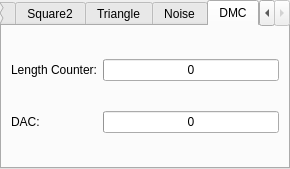
Before: the Qt Designer form debugger/apuinformationdialog.ui in christopherpow/nesicide, drawn with Qt 5.
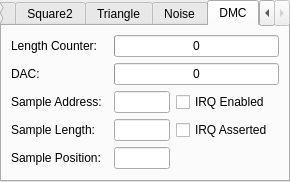
After: the same form once the commit is applied. The open tabs and pages were chosen to show the change.

```diff
--- a/debugger/apuinformationdialog.ui
+++ b/debugger/apuinformationdialog.ui
@@ -299,7 +299,7 @@
          </property>
         </widget>
        </item>
-       <item row="0" column="2">
+       <item row="0" column="2" colspan="3">
         <widget class="QProgressBar" name="lengthCounter5">
          <property name="maximum">
           <number>255</number>
@@ -319,7 +319,7 @@
          </property>
         </widget>
        </item>
-       <item row="1" column="2">
+       <item row="1" column="2" colspan="3">
         <widget class="QProgressBar" name="dac5">
          <property name="maximum">
           <number>15</number>
@@ -338,6 +338,50 @@
          </property>
         </widget>
        </item>
+       <item row="3" column="0">
+        <widget class="QLabel" name="label_12">
+         <property name="text">
+          <string>Sample Address:</string>
+         </property>
+        </widget>
+       </item>
+       <item row="3" column="2">
+        <widget class="QLineEdit" name="sampleAddr5"/>
+       </item>
+       <item row="4" column="0">
+        <widget class="QLabel" name="label_13">
+         <property name="text">
+          <string>Sample Length:</string>
+         </property>
+        </widget>
+       </item>
+       <item row="4" column="2">
+        <widget class="QLineEdit" name="sampleLength5"/>
+       </item>
+       <item row="5" column="0">
+        <widget class="QLabel" name="label_14">
+         <property name="text">
+          <string>Sample Position:</string>
+         </property>
+        </widget>
+       </item>
+       <item row="5" column="2">
+        <widget class="QLineEdit" name="samplePos5"/>
+       </item>
+       <item row="4" column="3">
+        <widget class="QCheckBox" name="irqAsserted5">
+         <property name="text">
+          <string>IRQ Asserted</string>
+         </property>
+        </widget>
+       </item>
+       <item row="3" column="3">
+        <widget class="QCheckBox" name="irqEnabled5">
+         <property name="text">
+          <string>IRQ Enabled</string>
+         </property>
+        </widget>
+       </item>
       </layout>
      </widget>
     </widget>
```
Left out of the diff: 2 changed lines with no effect on the pictures.
